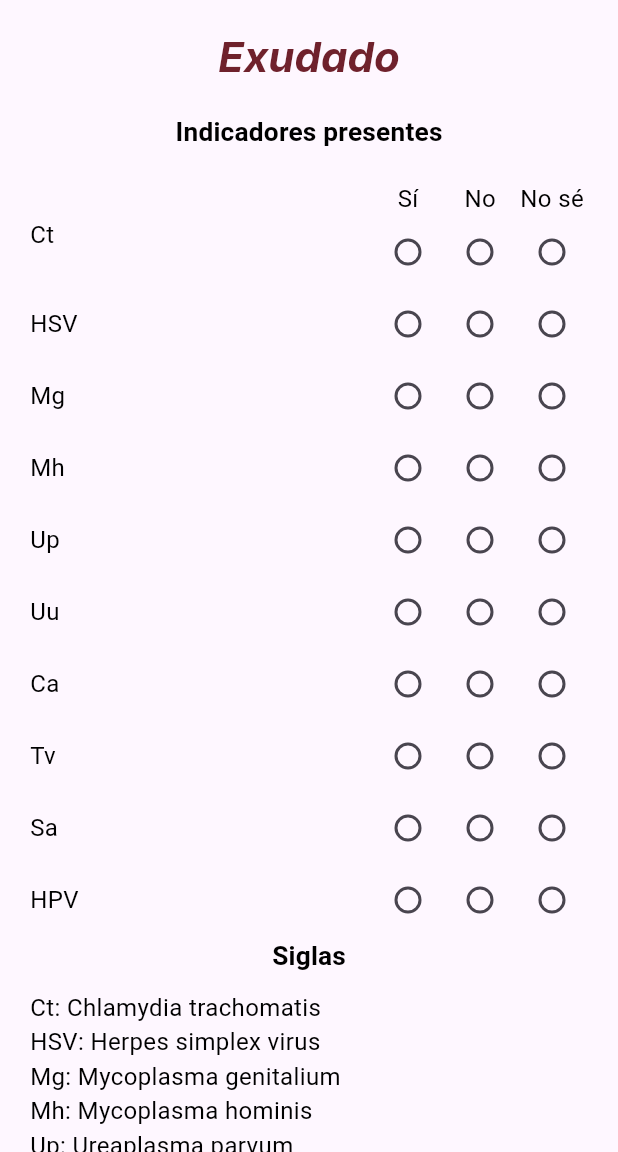
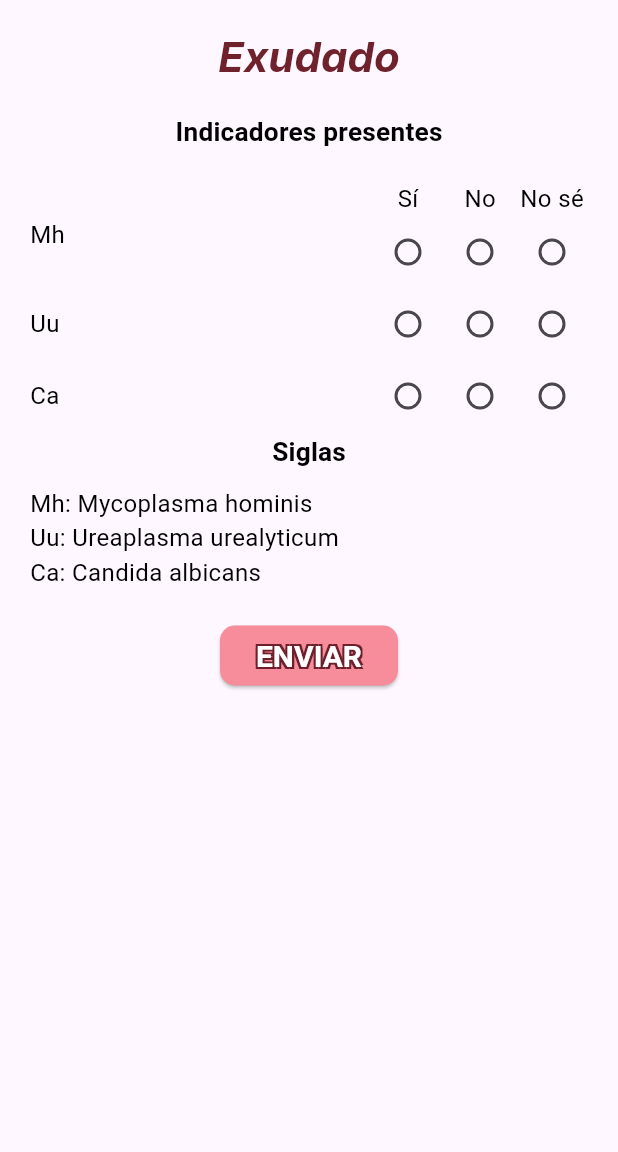
Before and after one commit to KarlaDLR/IAsisteVB, a Flutter app: the ExudateTest screen opened directly, on a phone screen of 412 x 824 dp, the part 84-1236 px from its top. Run offline on Flutter 3.47's test engine with Material 3 defaults, Android fonts, the light colour scheme and no system bars; our stand-ins replace google_fonts; Roboto replaces fonts that are missing (Assistant).

Commit message:
Se comentaron múltiples valores que no se usan directamente para el árbol de decisión.

```diff
--- a/lib/screens/dynamic_screens/exudate_test.dart
+++ b/lib/screens/dynamic_screens/exudate_test.dart
@@ -62,7 +62,7 @@ class _ExudateTestState extends State<ExudateTest> {
                   style: Theme.of(context).textTheme.titleMedium,
                 ),
                 const SizedBox(height: 20),
-                FormField<String>(
+                /*  FormField<String>(
                   validator: (value) {
                     if (_ct == null) {
                       return "Seleccione una opción";
@@ -229,7 +229,7 @@ class _ExudateTestState extends State<ExudateTest> {
                         ),
                     ],
                   ),
-                ),
+                ), */
                 FormField<String>(
                   validator: (value) {
                     if (_mh == null) {
@@ -244,6 +244,9 @@ class _ExudateTestState extends State<ExudateTest> {
                         children: [
                           const Text('Mh'),
                           const Spacer(),
+                          Column(
+                            children: [
+                              const Text('Sí'),
                               Radio<String>(
                                 value: 'true',
                                 groupValue: _mh,
@@ -253,6 +256,11 @@ class _ExudateTestState extends State<ExudateTest> {
                                   });
                                 },
                               ),
+                            ],
+                          ),
+                          Column(
+                            children: [
+                              const Text('No'),
                               Radio<String>(
                                 value: 'false',
                                 groupValue: _mh,
@@ -262,6 +270,11 @@ class _ExudateTestState extends State<ExudateTest> {
                                   });
                                 },
                               ),
+                            ],
+                          ),
+                          Column(
+                            children: [
+                              const Text('No sé'),
                               Radio<String>(
                                 value: 'dont_know',
                                 groupValue: _mh,
@@ -273,6 +286,8 @@ class _ExudateTestState extends State<ExudateTest> {
                               ),
                             ],
                           ),
+                        ],
+                      ),
                       if (state.hasError) // Muestra el error si lo hay
                         Text(
                           state.errorText ?? '',
@@ -281,7 +296,7 @@ class _ExudateTestState extends State<ExudateTest> {
                     ],
                   ),
                 ),
-                FormField<String>(
+                /* FormField<String>(
                   validator: (value) {
                     if (_up == null) {
                       return "Seleccione una opción";
@@ -331,7 +346,7 @@ class _ExudateTestState extends State<ExudateTest> {
                         ),
                     ],
                   ),
-                ),
+                ), */
                 FormField<String>(
                   validator: (value) {
                     if (_uu == null) {
@@ -434,7 +449,7 @@ class _ExudateTestState extends State<ExudateTest> {
                     ],
                   ),
                 ),
-                FormField<String>(
+                /* FormField<String>(
                   validator: (value) {
                     if (_tv == null) {
                       return "Seleccione una opción";
@@ -586,7 +601,7 @@ class _ExudateTestState extends State<ExudateTest> {
                         ),
                     ],
                   ),
-                ),
+                ), */
                 Text(
                   'Siglas',
                   style: Theme.of(context).textTheme.titleMedium,
@@ -597,16 +612,16 @@ class _ExudateTestState extends State<ExudateTest> {
                     Column(
                       crossAxisAlignment: CrossAxisAlignment.start,
                       children: [
-                        Text('Ct: Chlamydia trachomatis'),
+                        /* Text('Ct: Chlamydia trachomatis'),
                         Text('HSV: Herpes simplex virus'),
-                        Text('Mg: Mycoplasma genitalium'),
+                        Text('Mg: Mycoplasma genitalium'), */
                         Text('Mh: Mycoplasma hominis'),
-                        Text('Up: Ureaplasma parvum'),
+                        /* Text('Up: Ureaplasma parvum'), */
                         Text('Uu: Ureaplasma urealyticum'),
                         Text('Ca: Candida albicans'),
-                        Text('Tv: Trichomonas vaginalis'),
+                        /* Text('Tv: Trichomonas vaginalis'),
                         Text('Sa: Staphylococcus aureus'),
-                        Text('HPV: Human papillomavirus'),
+                        Text('HPV: Human papillomavirus'), */
                       ],
                     )
                   ],
```
Also changed, not shown: lib/screens/dynamic_screens/pcr_test.dart (+7 -7 lines), lib/screens/dynamic_screens/symptoms_test.dart (+24 -5 lines). Lines whose indentation alone changed are shown as unchanged.
